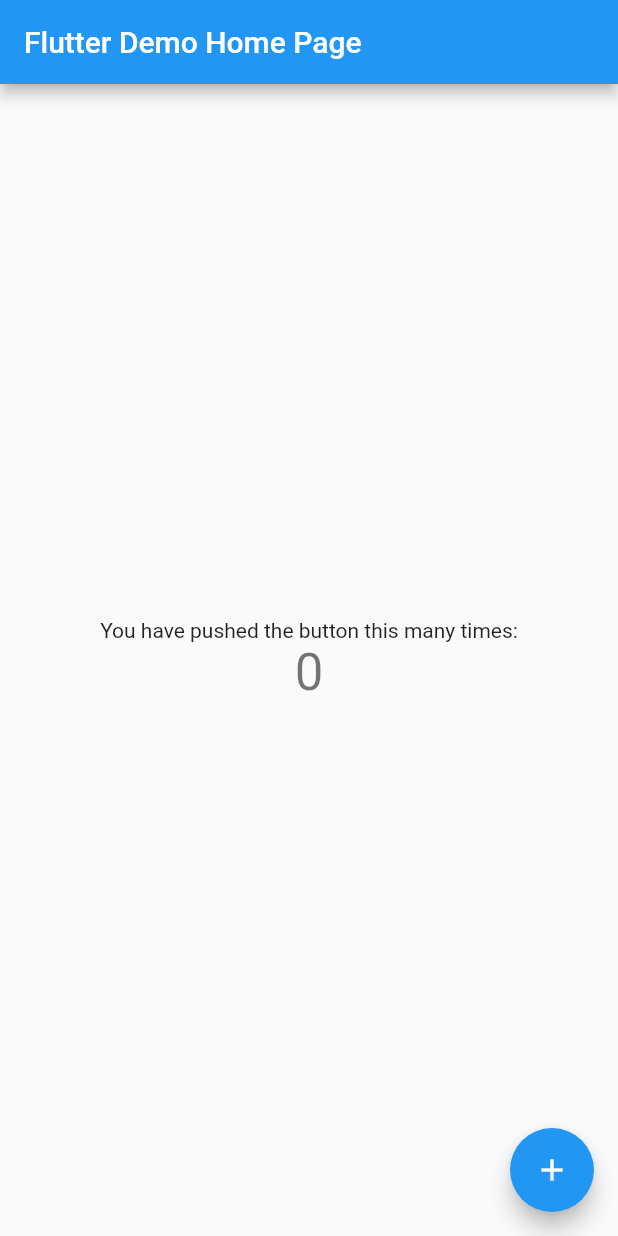
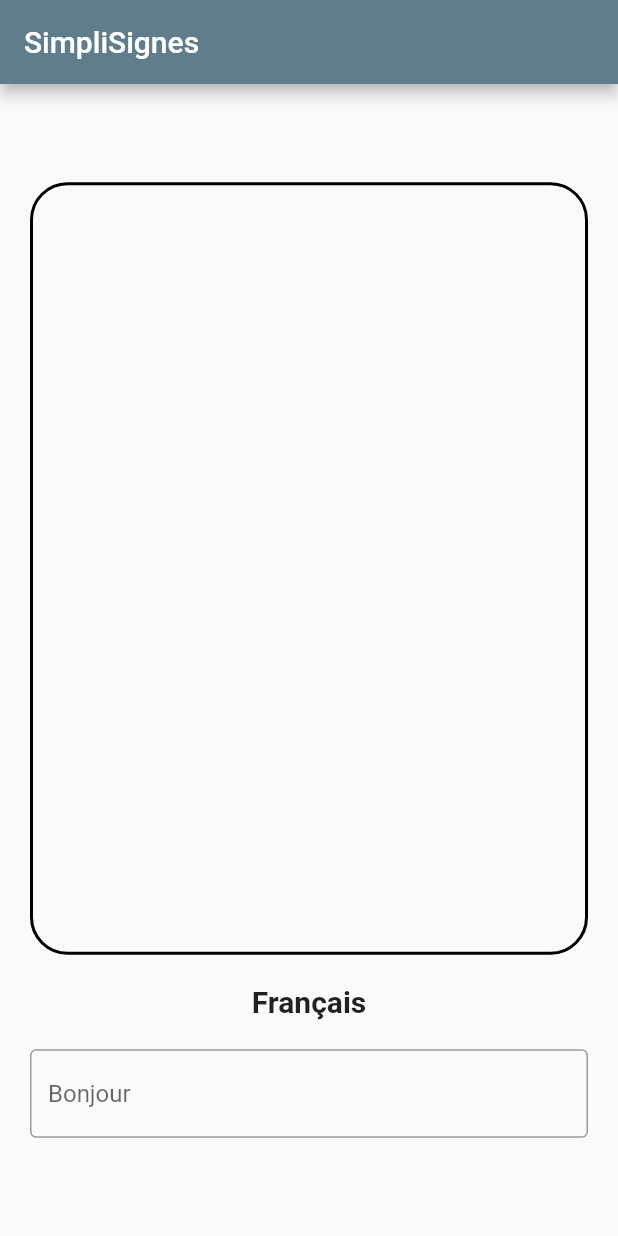
Before and after one commit to Gurkan-Taner/SimpliSignes, a Flutter app: the screen it shows after launch, on a phone screen of 412 x 824 dp. Run offline on Flutter 3.47's test engine with Material 2 defaults, Android fonts, the light colour scheme and no system bars.

Commit message:
ADD base of project: canvas for camera and output text was created.

```diff
--- a/lib/main.dart
+++ b/lib/main.dart
@@ -6,41 +6,20 @@
 
 class MyApp extends StatelessWidget {
   const MyApp({super.key});
-
-  // This widget is the root of your application.
   @override
   Widget build(BuildContext context) {
     return MaterialApp(
       title: 'Flutter Demo',
       theme: ThemeData(
-        // This is the theme of your application.
-        //
-        // Try running your application with "flutter run". You'll see the
-        // application has a blue toolbar. Then, without quitting the app, try
-        // changing the primarySwatch below to Colors.green and then invoke
-        // "hot reload" (press "r" in the console where you ran "flutter run",
-        // or simply save your changes to "hot reload" in a Flutter IDE).
-        // Notice that the counter didn't reset back to zero; the application
-        // is not restarted.
-        primarySwatch: Colors.blue,
+        primarySwatch: Colors.blueGrey,
       ),
-      home: const MyHomePage(title: 'Flutter Demo Home Page'),
+      home: const MyHomePage(title: 'SimpliSignes'),
     );
   }
 }
 
 class MyHomePage extends StatefulWidget {
   const MyHomePage({super.key, required this.title});
-
-  // This widget is the home page of your application. It is stateful, meaning
-  // that it has a State object (defined below) that contains fields that affect
-  // how it looks.
-
-  // This class is the configuration for the state. It holds the values (in this
-  // case the title) provided by the parent (in this case the App widget) and
-  // used by the build method of the State. Fields in a Widget subclass are
-  // always marked "final".
-
   final String title;
 
   @override
@@ -48,68 +27,51 @@
 }
 
 class _MyHomePageState extends State<MyHomePage> {
-  int _counter = 0;
-
-  void _incrementCounter() {
-    setState(() {
-      // This call to setState tells the Flutter framework that something has
-      // changed in this State, which causes it to rerun the build method below
-      // so that the display can reflect the updated values. If we changed
-      // _counter without calling setState(), then the build method would not be
-      // called again, and so nothing would appear to happen.
-      _counter++;
-    });
-  }
+  final outputController = TextEditingController();
 
   @override
   Widget build(BuildContext context) {
-    // This method is rerun every time setState is called, for instance as done
-    // by the _incrementCounter method above.
-    //
-    // The Flutter framework has been optimized to make rerunning build methods
-    // fast, so that you can just rebuild anything that needs updating rather
-    // than having to individually change instances of widgets.
     return Scaffold(
       appBar: AppBar(
-        // Here we take the value from the MyHomePage object that was created by
-        // the App.build method, and use it to set our appbar title.
         title: Text(widget.title),
       ),
       body: Center(
-        // Center is a layout widget. It takes a single child and positions it
-        // in the middle of the parent.
         child: Column(
-          // Column is also a layout widget. It takes a list of children and
-          // arranges them vertically. By default, it sizes itself to fit its
-          // children horizontally, and tries to be as tall as its parent.
-          //
-          // Invoke "debug painting" (press "p" in the console, choose the
-          // "Toggle Debug Paint" action from the Flutter Inspector in Android
-          // Studio, or the "Toggle Debug Paint" command in Visual Studio Code)
-          // to see the wireframe for each widget.
-          //
-          // Column has various properties to control how it sizes itself and
-          // how it positions its children. Here we use mainAxisAlignment to
-          // center the children vertically; the main axis here is the vertical
-          // axis because Columns are vertical (the cross axis would be
-          // horizontal).
           mainAxisAlignment: MainAxisAlignment.center,
           children: <Widget>[
+            Padding(
+              padding: const EdgeInsets.all(20),
+              child: Container(
+                width: MediaQuery.of(context).size.width - 10,
+                height: MediaQuery.of(context).size.height / 1.6,
+                decoration: BoxDecoration(
+                    border: Border.all(
+                        color: Colors.black,
+                        width: 2.0
+                    ),
+                    borderRadius: BorderRadius.circular(25.0)
+                ),
+              ),
+            ),
             const Text(
-              'You have pushed the button this many times:',
+              'Français',
+              style: TextStyle(fontWeight: FontWeight.bold, fontSize: 20),
             ),
-            Text(
-              '$_counter',
-              style: Theme.of(context).textTheme.headlineMedium,
-            ),
+            Padding(
+              padding: const EdgeInsets.all(20),
+              child: TextField(
+                decoration: const InputDecoration(
+                    border: OutlineInputBorder(),
+                    hintText: "Bonjour"
+                ),
+                controller: outputController,
+                readOnly: true,
+              ),
+            )
           ],
         ),
       ),
-      floatingActionButton: FloatingActionButton(
-        onPressed: _incrementCounter,
-        tooltip: 'Increment',
-        child: const Icon(Icons.add),
-      ), // This trailing comma makes auto-formatting nicer for build methods.
     );
   }
+
 }
```
